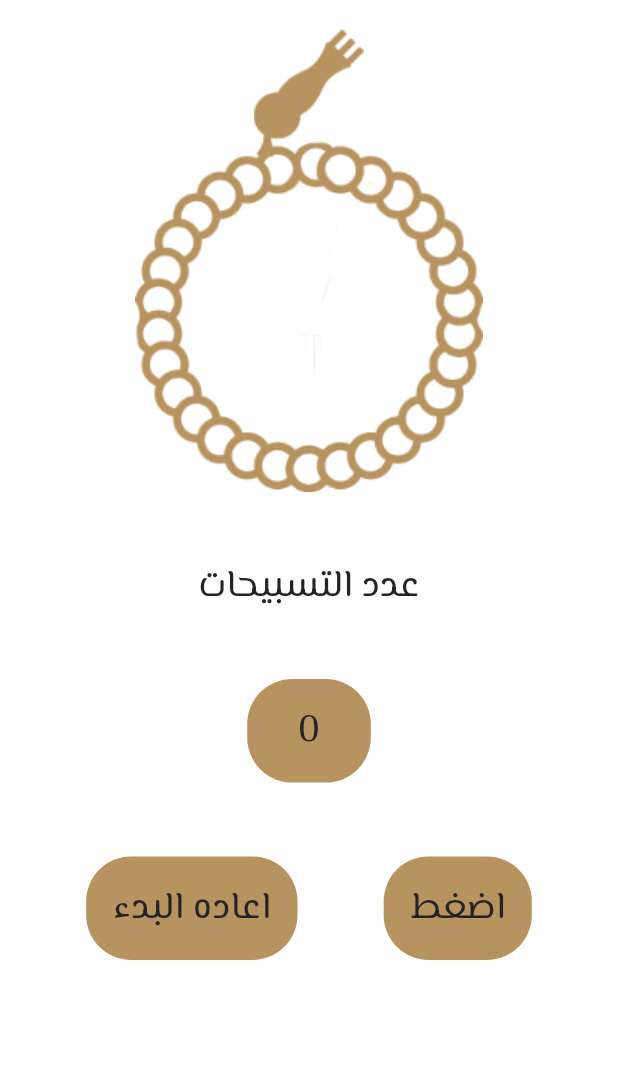
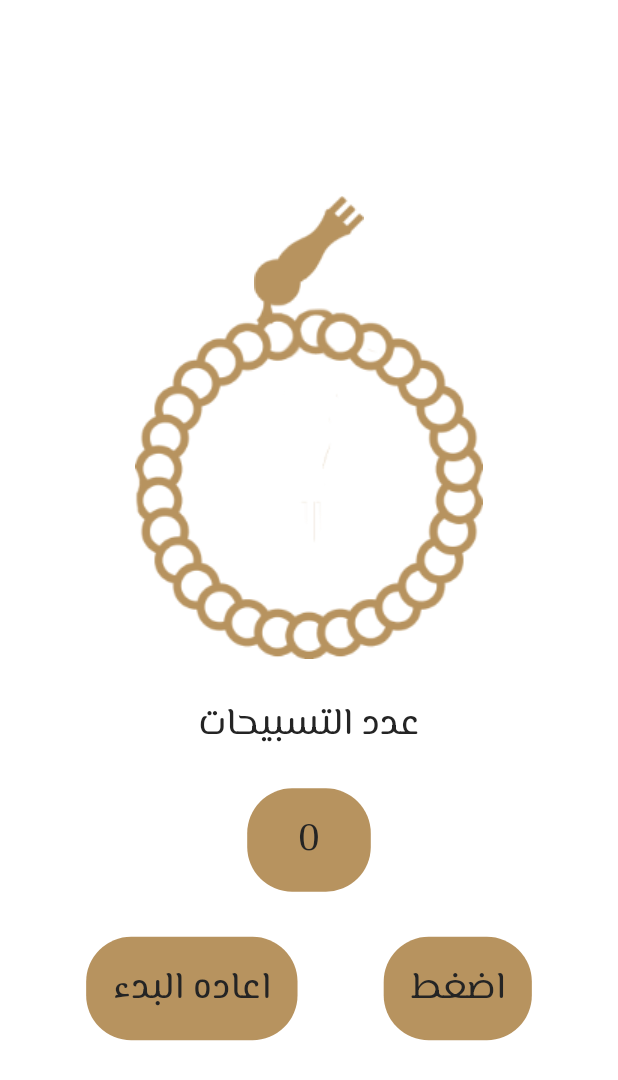
Before and after one commit to kareemHekal/islami_applacation, a Flutter app: the Sebhatab widget shown alone on an empty page, opened directly, on a phone screen of 412 x 824 dp. Shown: the top 1080 px of the screen. Run offline on Flutter 3.47's test engine with Material 3 defaults, Android fonts, the phone set to English and light mode, and no system bars; our stand-ins replace google_fonts, google_nav_bar, hidden_drawer_menu; missing offline and left inert: flutter_islamic_icons; statements that could not run were skipped.

Commit message:
make it responsive

```diff
--- a/lib/home/tabs/sebhaTab.dart
+++ b/lib/home/tabs/sebhaTab.dart
@@ -15,11 +15,12 @@ class _SebhatabState extends State<Sebhatab> {
 
   @override
   Widget build(BuildContext context) {
-    return Column(
+    return Center(
+      child: SingleChildScrollView(
+        physics: BouncingScrollPhysics()
+        ,child: Column(
           children: [
-        Expanded(
-          flex: 4,
-          child: Column(
+            Column(
               mainAxisAlignment: MainAxisAlignment.spaceEvenly,
               crossAxisAlignment: CrossAxisAlignment.stretch,
               children: [
@@ -112,12 +113,12 @@ class _SebhatabState extends State<Sebhatab> {
                     ),
 
                   ],
+                )
+              ],
             ),
           ],
         ),
       ),
-        Expanded(child: SizedBox())
-      ],
     );
   }
 
```
Lines whose indentation alone changed are shown as unchanged.
